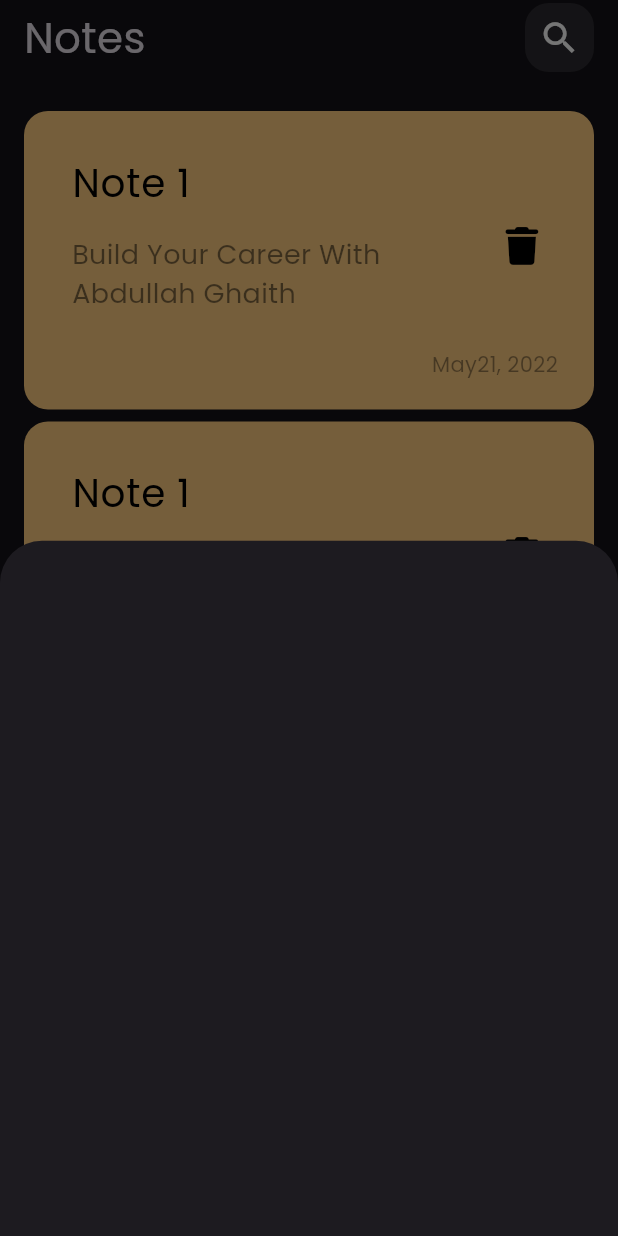
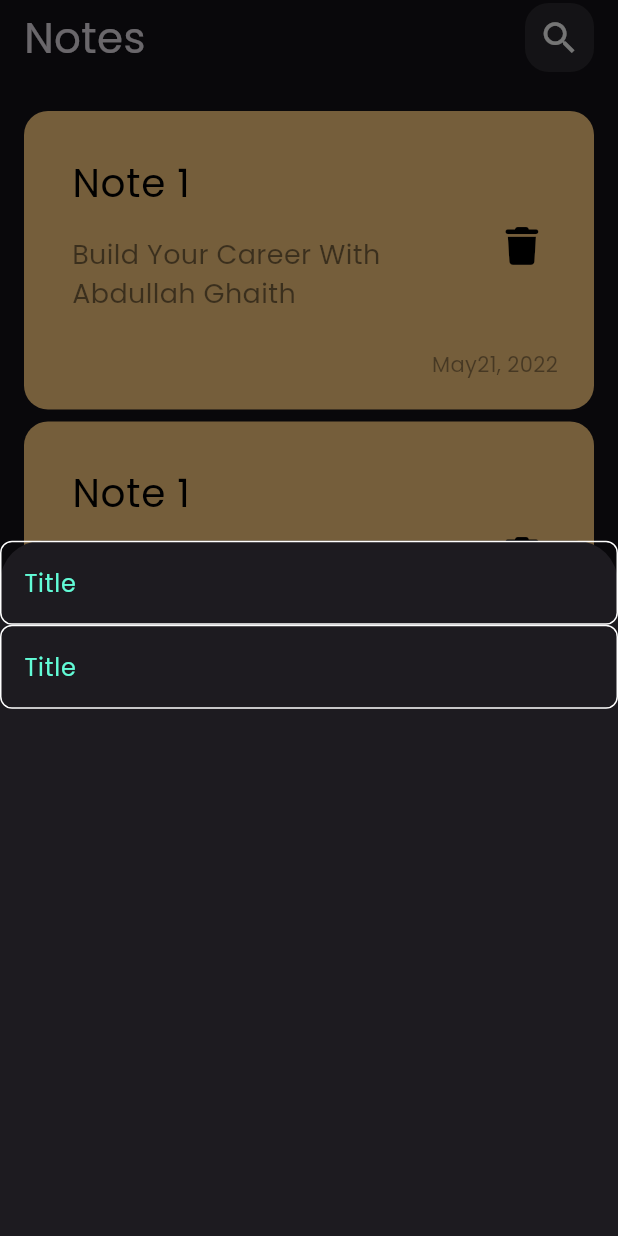
Before and after one commit to Ghaith200/notes_app, a Flutter app: the screen it shows after launch, after a tap on the "add" icon, on a phone screen of 412 x 824 dp. Run offline on Flutter 3.47's test engine with Material 3 defaults, Android fonts, the phone set to English and light mode, and no system bars; our stand-ins replace font_awesome_flutter.

Commit message:
create custom text field

```diff
--- /dev/null
+++ b/lib/Constants/colors.dart
@@ -0,0 +1,3 @@
+import 'package:flutter/material.dart';
+
+const  kPrimaryColor =  Color(0xff62FCD7);
--- a/lib/Views/Notes_view.dart
+++ b/lib/Views/Notes_view.dart
@@ -1,4 +1,6 @@
+// ignore_for_file: file_names
 import 'package:flutter/material.dart';
+import 'package:notes_app/Constants/colors.dart';
 import 'package:notes_app/Views/widgets/add_note_bottom_sheet.dart';
 import 'package:notes_app/Views/widgets/notes_view_body.dart';
 
@@ -11,7 +13,7 @@ class NotesView extends StatelessWidget {
       child: Scaffold(
         floatingActionButton: FloatingActionButton(
           shape: const CircleBorder(),
-          backgroundColor: Colors.cyan,
+          backgroundColor: kPrimaryColor,
           onPressed: () {
             showModalBottomSheet(
               context: context,
--- a/lib/Views/widgets/add_note_bottom_sheet.dart
+++ b/lib/Views/widgets/add_note_bottom_sheet.dart
@@ -1,10 +1,17 @@
 import 'package:flutter/material.dart';
+import 'package:notes_app/Views/widgets/custom_text_field.dart';
 
 class AddNoteBottomSheet extends StatelessWidget {
   const AddNoteBottomSheet({super.key});
 
   @override
   Widget build(BuildContext context) {
-    return Container();
+    return const Column(
+      children: [
+        CustomTextField(),
+
+        CustomTextField(),
+      ],
+    );
   }
 }
--- /dev/null
+++ b/lib/Views/widgets/custom_text_field.dart
@@ -0,0 +1,29 @@
+import 'package:flutter/material.dart';
+import 'package:notes_app/Constants/colors.dart';
+
+class CustomTextField extends StatelessWidget {
+  const CustomTextField({super.key});
+
+  @override
+  Widget build(BuildContext context) {
+    return TextField(
+      cursorColor: kPrimaryColor,
+      decoration: InputDecoration(
+        hintText: 'Title',
+        hintStyle: const TextStyle(color: kPrimaryColor),
+        border: buildborder(),
+        enabledBorder: buildborder(),
+        focusedBorder: buildborder(kPrimaryColor),
+      ),
+    );
+  }
+
+  OutlineInputBorder buildborder([color]) {
+    return OutlineInputBorder(
+      borderRadius: BorderRadius.circular(8),
+      borderSide: BorderSide(
+        color: color ?? Colors.white,
+      ),
+    );
+  }
+}
```
